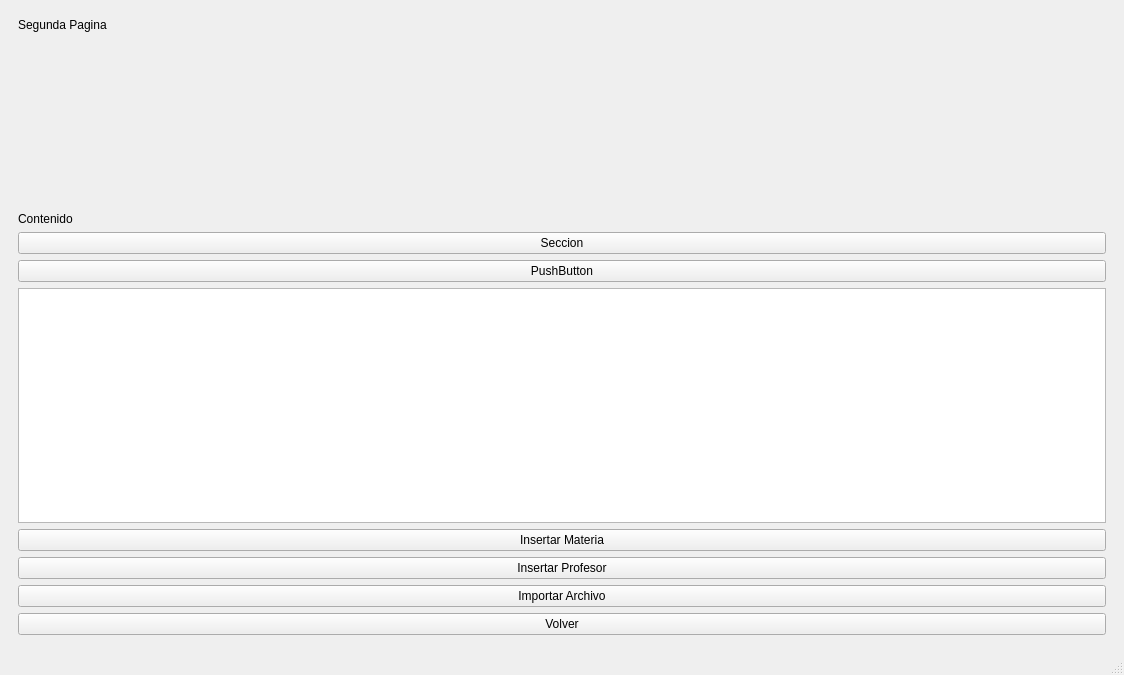
Qt form mainwindow.ui (gustalbert11/Time-Tabling) before a commit.
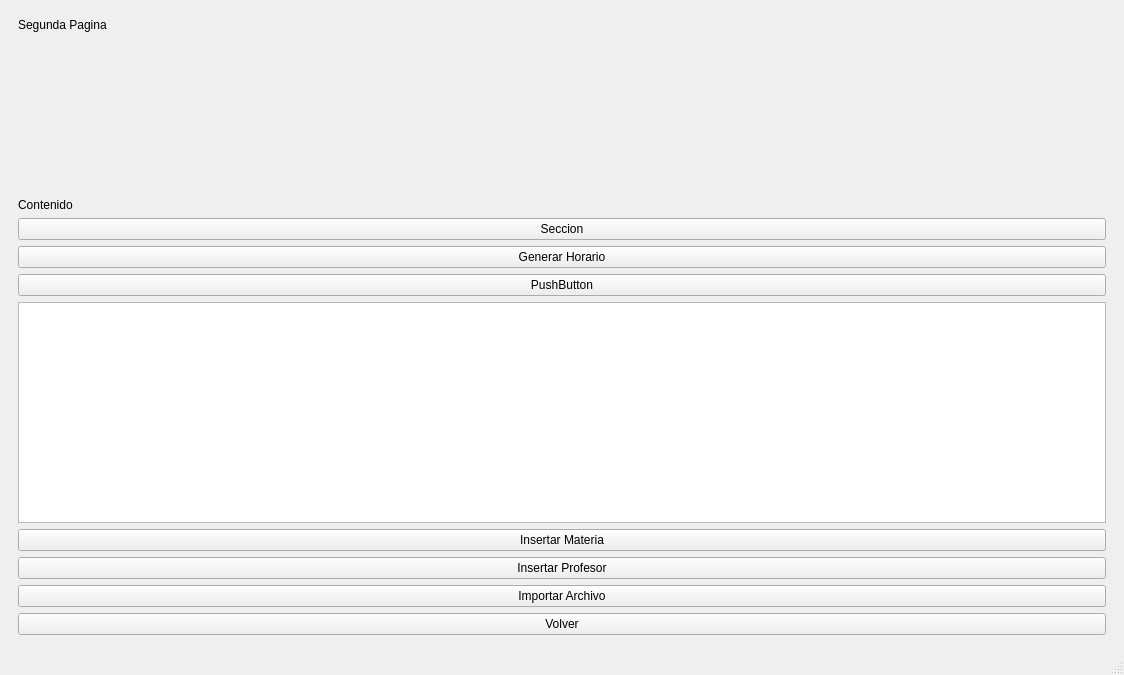
The same form after that commit.

The edit to the form file:
```diff
--- a/mainwindow.ui
+++ b/mainwindow.ui
@@ -94,6 +94,13 @@
           </item>
          </layout>
         </item>
+        <item>
+         <widget class="QPushButton" name="scheduleButton">
+          <property name="text">
+           <string>Generar Horario</string>
+          </property>
+         </widget>
+        </item>
         <item>
          <widget class="QPushButton" name="ShowInfoButton">
           <property name="text">
```
